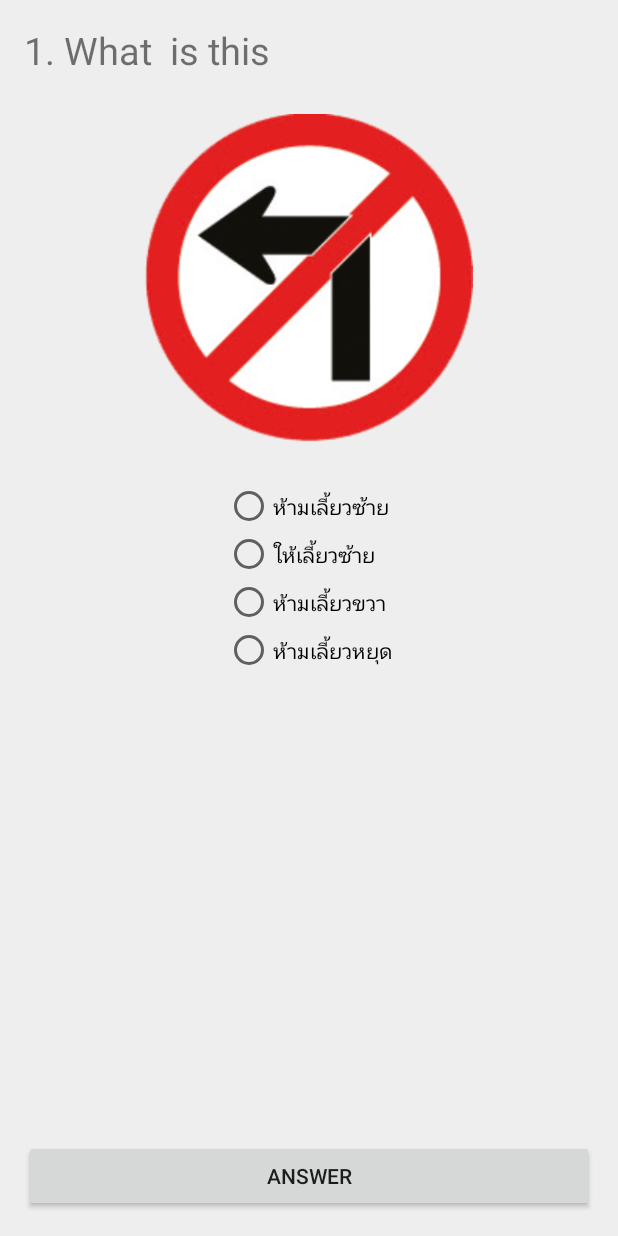
After one commit to nonrar/PithTraffic, an Android app: the ExerciseActivity screen opened directly, with no data from a screen before it, on a phone screen of 412 x 824 dp. The commit adds this screen. Run offline under Robolectric (Android 15) with nearby library versions, the light colour scheme and no system bars.

Commit message:
complete project lerning

```diff
--- a/app/src/main/AndroidManifest.xml
+++ b/app/src/main/AndroidManifest.xml
@@ -21,6 +21,8 @@
         </activity>
         <activity android:name=".MainActivity" >
         </activity>
+        <activity android:name=".ExerciseActivity" >
+        </activity>
     </application>
 
 </manifest>
--- /dev/null
+++ b/app/src/main/java/th/or/plastics/arnon/pithtraffic/ExerciseActivity.java
@@ -0,0 +1,173 @@
+package th.or.plastics.arnon.pithtraffic;
+
+import android.app.AlertDialog;
+import android.content.DialogInterface;
+import android.content.Intent;
+import android.graphics.RadialGradient;
+import android.support.v7.app.AppCompatActivity;
+import android.os.Bundle;
+import android.view.View;
+import android.widget.ImageView;
+import android.widget.RadioButton;
+import android.widget.RadioGroup;
+import android.widget.TextView;
+import android.widget.Toast;
+
+public class ExerciseActivity extends AppCompatActivity {
+
+    //Explicit
+    private TextView questionTextView;
+    private ImageView questionImageView;
+    private RadioGroup choiceRadioGroup;
+    private RadioButton choice1RadioButton, choice2RadioButton,
+            choice3RadioButton, choice4RadioButton;
+
+    private  int radioAnInt, timesAnInt, scoreAnInt; // ต้องกรอกให้ครบก่อน มีเตือน
+
+
+
+
+
+
+
+
+    @Override
+    protected void onCreate(Bundle savedInstanceState) {
+        super.onCreate(savedInstanceState);
+        setContentView(R.layout.activity_exercise);
+
+        bindWidget();
+
+        radioController();
+
+    } // Main Method
+
+    private void radioController() {
+
+        choiceRadioGroup.setOnCheckedChangeListener(new RadioGroup.OnCheckedChangeListener() {
+            @Override
+            public void onCheckedChanged(RadioGroup group, int checkedId) {
+                switch (checkedId) {
+                    case R.id.radioButton:
+                        radioAnInt = 1;
+                        break;
+                    case R.id.radioButton2:
+                        radioAnInt = 2;
+                        break;
+                    case R.id.radioButton3:
+                        radioAnInt = 3;
+                        break;
+                    case R.id.radioButton4:
+                        radioAnInt = 4;
+                        break;
+                    default:
+                        radioAnInt = 0;
+                        break;
+                }//switch
+
+            }
+        });
+    }
+
+    private void bindWidget() {
+        questionTextView = (TextView) findViewById(R.id.txtQuestion);
+        questionImageView = (ImageView) findViewById(R.id.imvQuestion);
+        choiceRadioGroup = (RadioGroup) findViewById(R.id.ragChoice);
+        choice1RadioButton = (RadioButton) findViewById(R.id.radioButton);
+        choice2RadioButton = (RadioButton) findViewById(R.id.radioButton2);
+        choice3RadioButton = (RadioButton) findViewById(R.id.radioButton3);
+        choice4RadioButton = (RadioButton) findViewById(R.id.radioButton4);
+
+    }
+
+    public void clickAnswer(View view) {
+
+        //check zero
+        if (radioAnInt == 0) {
+            //เตือนว่าให้ตอบด้วย
+            Toast.makeText(ExerciseActivity.this, "please check choice", Toast.LENGTH_SHORT).show();
+
+        } else {
+            checkScore();
+
+            // Have Answer
+            if (timesAnInt == 4) {
+                scoreDialog();
+            } else {
+
+                changeView();
+
+                timesAnInt += 1; //ไม่เท่ากับให้ + 1
+
+            }//if2
+
+        }
+
+    } //Click answer
+
+    private void checkScore() {
+
+     int[] intTrue = {1,2,3,4,1};
+        if (radioAnInt == intTrue[timesAnInt]) {
+            scoreAnInt += 1;
+        }
+
+    }
+
+    private void changeView() {
+
+        String[] strQuestion = new String[5];
+        strQuestion[0] = "1. what is this ?";
+        strQuestion[1] = "2. what is this ?";
+        strQuestion[2] = "3. what is this ?";
+        strQuestion[3] = "4. what is this ?";
+        strQuestion[4] = "5. what is this ?";
+        questionTextView.setText(strQuestion[timesAnInt + 1]);
+
+        int[] intImage = new int[5];
+        intImage[0] = R.drawable.traffic_01;
+        intImage[1] = R.drawable.traffic_02;
+        intImage[2] = R.drawable.traffic_03;
+        intImage[3] = R.drawable.traffic_04;
+        intImage[4] = R.drawable.traffic_05;
+        questionImageView.setImageResource(intImage[timesAnInt+1]);
+
+        int[] intChoice = new int[5];
+        intChoice[0] = R.array.times1;
+        intChoice[1] = R.array.times2;
+        intChoice[2] = R.array.times3;
+        intChoice[3] = R.array.times4;
+        intChoice[4] = R.array.times5;
+        String[] strChoice = getResources().getStringArray(intChoice[timesAnInt + 1]);
+        choice1RadioButton.setText(strChoice[0]);
+        choice2RadioButton.setText(strChoice[1]);
+        choice3RadioButton.setText(strChoice[2]);
+        choice4RadioButton.setText(strChoice[3]);
+
+
+
+
+
+
+
+    }
+
+    private void scoreDialog() {
+        AlertDialog.Builder objBuilder = new AlertDialog.Builder(this);
+        objBuilder.setIcon(R.drawable.icon_myaccount);
+        objBuilder.setTitle("Score");
+        objBuilder.setMessage("Score = " + Integer.toString(scoreAnInt) );
+        objBuilder.setCancelable(false);
+        objBuilder.setPositiveButton("OK", new DialogInterface.OnClickListener() {
+            @Override
+            public void onClick(DialogInterface dialog, int which) {
+                startActivity(new Intent(ExerciseActivity.this, MainActivity.class));
+                dialog.dismiss();
+            }
+        });
+        objBuilder.show();
+
+    }
+
+
+}  // Main Class
--- /dev/null
+++ b/app/src/main/res/layout/activity_exercise.xml
@@ -0,0 +1,70 @@
+<?xml version="1.0" encoding="utf-8"?>
+<RelativeLayout xmlns:android="http://schemas.android.com/apk/res/android"
+    xmlns:tools="http://schemas.android.com/tools" android:layout_width="match_parent"
+    android:layout_height="match_parent" android:paddingLeft="@dimen/activity_horizontal_margin"
+    android:paddingRight="@dimen/activity_horizontal_margin"
+    android:paddingTop="@dimen/activity_vertical_margin"
+    android:paddingBottom="@dimen/activity_vertical_margin"
+    tools:context="th.or.plastics.arnon.pithtraffic.ExerciseActivity"
+    android:background="#64dddcdc">
+
+    <LinearLayout
+        android:orientation="vertical"
+        android:layout_width="match_parent"
+        android:layout_height="match_parent">
+
+        <TextView
+            android:layout_width="wrap_content"
+            android:layout_height="wrap_content"
+            android:text="1. What  is this"
+            android:id="@+id/txtQuestion"
+            android:textSize="@dimen/h2" />
+
+        <ImageView
+            android:layout_width="@dimen/image"
+            android:layout_height="@dimen/image"
+            android:id="@+id/imvQuestion"
+            android:layout_gravity="center_horizontal"
+            android:src="@drawable/traffic_01"
+            android:layout_margin="25dp" />
+
+        <RadioGroup
+            android:layout_width="wrap_content"
+            android:layout_height="wrap_content"
+            android:id="@+id/ragChoice"
+            android:layout_gravity="center_horizontal">
+
+            <RadioButton
+                android:layout_width="wrap_content"
+                android:layout_height="wrap_content"
+                android:text="@string/choice1"
+                android:id="@+id/radioButton" />
+
+            <RadioButton
+                android:layout_width="wrap_content"
+                android:layout_height="wrap_content"
+                android:text="@string/choice2"
+                android:id="@+id/radioButton2" />
+
+            <RadioButton
+                android:layout_width="wrap_content"
+                android:layout_height="wrap_content"
+                android:text="@string/choice3"
+                android:id="@+id/radioButton3" />
+
+            <RadioButton
+                android:layout_width="wrap_content"
+                android:layout_height="wrap_content"
+                android:text="@string/choice4"
+                android:id="@+id/radioButton4" />
+        </RadioGroup>
+    </LinearLayout>
+
+    <Button
+        android:layout_width="match_parent"
+        android:layout_height="wrap_content"
+        android:text="answer"
+        android:onClick="clickAnswer"
+        android:id="@+id/button4"
+        android:layout_alignParentBottom="true" />
+</RelativeLayout>
--- /dev/null
+++ b/app/src/main/res/values/choice.xml
@@ -0,0 +1,55 @@
+<?xml version="1.0" encoding="utf-8"?>
+<resources>
+
+    <string-array name="times1">
+
+
+        <item>ก. ข้อเลือกที่ 1 </item>
+        <item>ข. ข้อเลือกที่ 1 </item>
+        <item>ค. ข้อเลือกที่ 1 </item>
+        <item>ง. ข้อเลือกที่ 1 </item>
+
+
+    </string-array>
+
+    <string-array name="times2">
+
+
+        <item>ก. ข้อเลือกที่ 2 </item>
+        <item>ข. ข้อเลือกที่ 2</item>
+        <item>ค. ข้อเลือกที่ 2</item>
+        <item>ง. ข้อเลือกที่ 2</item>
+
+
+    </string-array>
+    <string-array name="times3">
+
+
+        <item>ก. ข้อเลือกที่ 3</item>
+        <item>ข. ข้อเลือกที่ 3 </item>
+        <item>ค. ข้อเลือกที่ 3 </item>
+        <item>ง. ข้อเลือกที่ 3 </item>
+
+
+    </string-array>
+    <string-array name="times4">
+
+
+        <item>ก. ข้อเลือกที่ 4 </item>
+        <item>ข. ข้อเลือกที่ 4 </item>
+        <item>ค. ข้อเลือกที่ 4 </item>
+        <item>ง. ข้อเลือกที่ 4 </item>
+
+
+    </string-array>
+    <string-array name="times5">
+
+
+        <item>ก. ข้อเลือกที่ 5 </item>
+        <item>ข. ข้อเลือกที่ 5 </item>
+        <item>ค. ข้อเลือกที่ 5 </item>
+        <item>ง. ข้อเลือกที่ 5</item>
+
+
+    </string-array>
+</resources>
--- a/app/src/main/res/values/strings.xml
+++ b/app/src/main/res/values/strings.xml
@@ -2,4 +2,9 @@
     <string name="app_name">PITH Traffic</string>
 
     <string name="head">ป้าย จราจร</string>
+    <string name="choice1">ห้ามเลี้ยวซ้าย</string>
+    <string name="choice2">ให้เลี้ยวซ้าย</string>
+    <string name="choice3">ห้ามเลี้ยวขวา</string>
+    <string name="choice4">ห้ามเลี้ยวหยุด</string>
+
 </resources>
```
Also changed, not shown: app/src/main/java/th/or/plastics/arnon/pithtraffic/DetailActivity.java (+10 -0 lines), app/src/main/res/layout/activity_detail.xml (+23 -0 lines), app/src/main/res/drawable/icon_myaccount.png (added), 1 other file.
